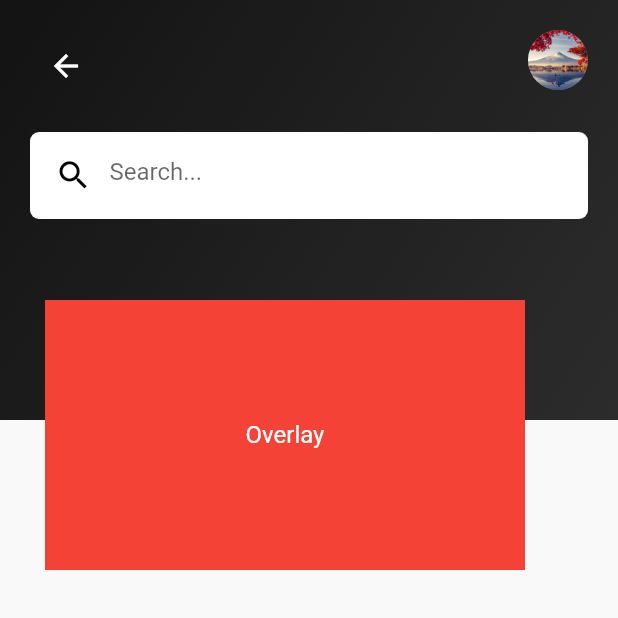
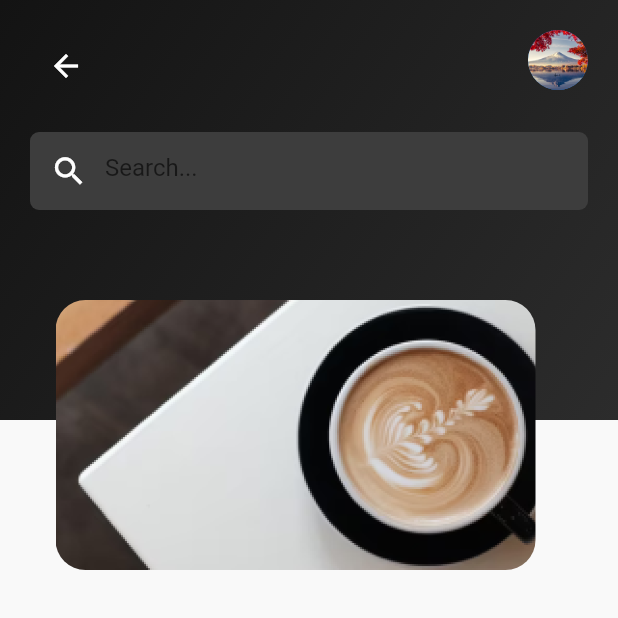
Before and after one commit to bimbo-ade/MyCoffee, a Flutter app: the HomeScreen screen opened directly, on a phone screen of 412 x 824 dp, the top half of it. Run offline on Flutter 3.47's test engine with Material 2 defaults, Android fonts, the phone set to English and light mode, and no system bars.

Commit message:
promo image added

```diff
--- a/lib/home_screen.dart
+++ b/lib/home_screen.dart
@@ -56,9 +56,9 @@ class HomeScreen extends StatelessWidget {
                       // crossAxisAlignment: CrossAxisAlignment.start,
                       children: [
                         Container(
-                          padding: const EdgeInsets.all(5),
+                          padding: const EdgeInsets.all(2),
                           decoration: BoxDecoration(
-                              color: Colors.white,
+                              color: const Color.fromARGB(255, 61, 61, 61),
                               borderRadius: BorderRadius.circular(6)),
                           child: const TextField(
                             // controller: _searchController,
@@ -66,7 +66,7 @@ class HomeScreen extends StatelessWidget {
                                 hintText: 'Search...',
                                 prefixIcon: Icon(
                                   Icons.search,
-                                  color: Colors.black,
+                                  color: Colors.white,
                                   size: 25,
                                 ),
                                 border: InputBorder.none),
@@ -80,18 +80,15 @@ class HomeScreen extends StatelessWidget {
             ),
             Positioned(
               top: 200, // Adjust the position of the rectangle
-              left: 30, // Adjust the position of the rectangle
+              left: 37, // Adjust the position of the rectangle
               child: Container(
-                color: Colors.red,
                 width: 320,
                 height: 180,
-                child: const Center(
-                  child: Text(
-                    'Overlay',
-                    style: TextStyle(
-                      color: Colors.white,
-                      fontSize: 16,
-                    ),
+                decoration: BoxDecoration(
+                  borderRadius: BorderRadius.circular(20),
+                  image: const DecorationImage(
+                    image: AssetImage('assets/promo.png'),
+                    fit: BoxFit.cover,
                   ),
                 ),
               ),
```
Also changed, not shown: assets/promo.png (added).
